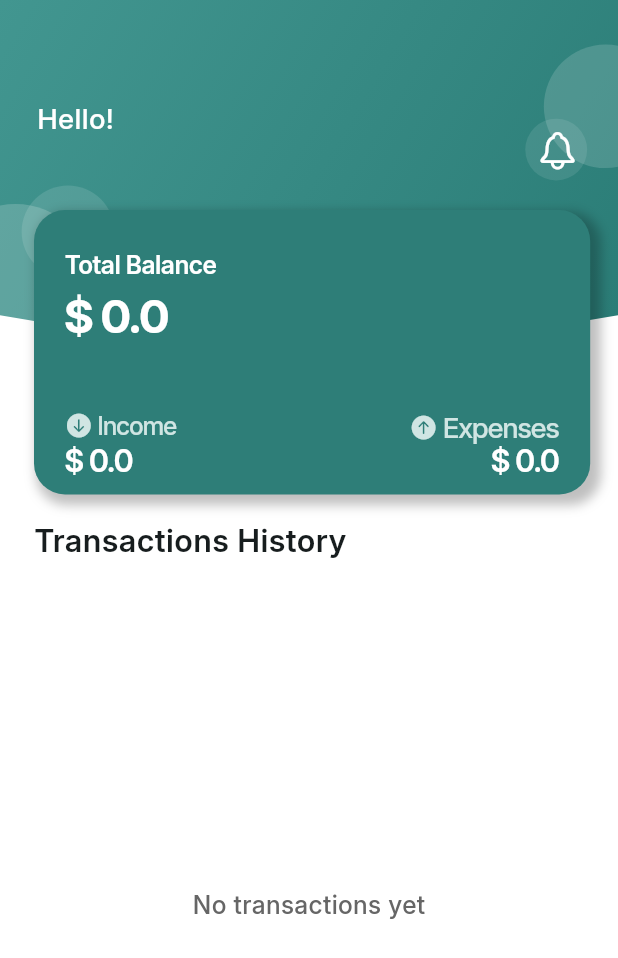
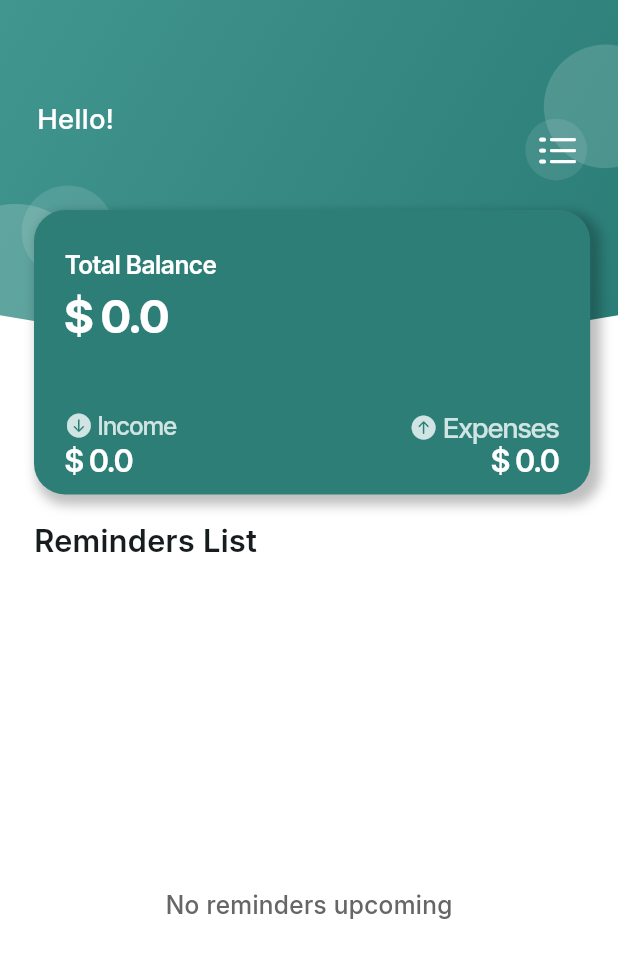
Before and after one commit to markbassem67/CashFlow-expenses-tracking-app, a Flutter app: the HomeScreen screen opened directly, after a tap on an icon or button, on a phone screen of 412 x 824 dp. Shown: the top 958 px of the screen. Run offline on Flutter 3.47's test engine with Material 3 defaults, Android fonts, the phone set to English and light mode, and no system bars; drawn by our look-alikes of flutter_platform_widgets; our stand-ins replace flutter_bloc, hive, hive_flutter, persistent_bottom_nav_bar, shared_preferences; missing offline and left inert: currency_picker; accounts and stored records are empty.

Commit message:
added view reminders feature

```diff
--- a/lib/presentation/screens/home_screen.dart
+++ b/lib/presentation/screens/home_screen.dart
@@ -1,24 +1,40 @@
 import 'package:expenses_tracking_app/core/utils/helpers.dart';
 import 'package:expenses_tracking_app/presentation/widgets/arc_container.dart';
 import 'package:expenses_tracking_app/presentation/widgets/balance_card.dart';
+import 'package:expenses_tracking_app/presentation/widgets/build_homescreen_lists.dart';
 import 'package:flutter/cupertino.dart';
 import 'package:flutter/material.dart';
 import 'package:flutter_bloc/flutter_bloc.dart';
 import 'package:expenses_tracking_app/logic/cubit/finance_cubit.dart';
 import 'package:expenses_tracking_app/logic/cubit/finance_state.dart';
 import 'package:flutter_platform_widgets/flutter_platform_widgets.dart';
-import 'package:intl/intl.dart';
 
-import '../../data/models/transaction_model.dart';
 
 class HomeScreen extends StatefulWidget {
-  const HomeScreen({super.key});
+  HomeScreen({super.key});
+  ValueNotifier<bool> isReminderOn = ValueNotifier(false);
 
   @override
   State<HomeScreen> createState() => _HomeScreenState();
 }
 
 class _HomeScreenState extends State<HomeScreen> {
+  //bool reminderOn = false;
+
+  @override
+  void initState() {
+    super.initState();
+    widget.isReminderOn.addListener(() {
+      setState(() {});
+    });
+  }
+
+  @override
+  void dispose() {
+    widget.isReminderOn.dispose();
+    super.dispose();
+  }
+
   @override
   Widget build(BuildContext context) {
     final width = context.screenWidth;
@@ -83,8 +99,13 @@ class _HomeScreenState extends State<HomeScreen> {
                         splashColor: Colors.transparent,
                         highlightColor: Colors.transparent,
                         //TODO: Add notification functionality
-                        onPressed: () {},
-                        icon: const Icon(CupertinoIcons.bell),
+                        onPressed: () {
+                          widget.isReminderOn.value =
+                              !widget.isReminderOn.value;
+                        },
+                        icon: !widget.isReminderOn.value
+                            ? const Icon(CupertinoIcons.bell)
+                            : const Icon(CupertinoIcons.list_dash),
 
                         color: Colors.white,
                         iconSize: width * 0.07,
@@ -107,77 +128,22 @@ class _HomeScreenState extends State<HomeScreen> {
                     height * 0.01,
                   ),
                   child: Text(
-                    'Transactions History',
+                    !widget.isReminderOn.value
+                        ? 'Transactions History'
+                        : 'Reminders List',
                     style: TextStyle(
                       fontWeight: FontWeight.w600,
                       fontSize: width * 0.05,
                     ),
                   ),
                 ),
-
-                // Transaction list
                 Expanded(
-                  child: state.transactions.isEmpty
-                      ? Center(
-                          child: Text(
-                            'No transactions yet',
-                            style: TextStyle(
-                              color: const Color(0xFF666666),
-                              fontSize: width * 0.04,
-                            ),
-                          ),
-                        )
-                      : ListView.builder(
-                          padding: EdgeInsets.symmetric(
-                            horizontal: width * 0.055,
-                          ),
-                          itemCount: state.transactions.length,
-                          itemBuilder: (context, index) {
-                            final tx = state.transactions[index];
-                            return ListTile(
-                              splashColor: Colors.transparent,
-                              onTap: () {
-                                // TODO: add functionality later
-                                /*  Navigator.push(
-                                  context,
-                                  MaterialPageRoute(
-                                    builder: (_) => const TransactionDetails(),
-                                  ),
-                                ); */
-                              },
-                              title: Text(
-                                tx.name.capitalize(),
-                                style: TextStyle(
-                                  fontSize: width * 0.045,
-                                  fontWeight: FontWeight.w500,
-                                  letterSpacing: -0.32,
-                                ),
-                              ),
-                              subtitle: Text(
-                                DateFormat('EEE, MMM d, yyyy').format(tx.date),
-
-                                style: TextStyle(
-                                  color: const Color(0xFF666666),
-                                  fontSize: width * 0.037,
-                                  fontWeight: FontWeight.w400,
-                                  letterSpacing: -0.26,
-                                ),
-                              ),
-                              trailing: Text(
-                                tx.type == TransactionType.income
-                                    ? '+\$${tx.amount.toStringAsFixed(2)}'
-                                    : '-\$${tx.amount.toStringAsFixed(2)}',
-                                style: TextStyle(
-                                  color: tx.type == TransactionType.income
-                                      ? const Color(0xFF24A869)
-                                      : const Color(0xFFF95B51),
-                                  fontSize: width * 0.048,
-                                  fontWeight: FontWeight.w600,
-                                ),
-                              ),
-                            );
-                          },
-                        ),
+                  child: TransactionListView(
+                    isReminderOn: widget.isReminderOn.value,
+                    transactions: state.transactions,
+                    reminders: state.reminders,
+                    width: width,
+                  ),
                 ),
               ],
             ),
--- /dev/null
+++ b/lib/presentation/widgets/build_homescreen_lists.dart
@@ -0,0 +1,146 @@
+import 'package:expenses_tracking_app/core/utils/helpers.dart';
+import 'package:expenses_tracking_app/data/models/reminder_model.dart';
+import 'package:expenses_tracking_app/data/models/transaction_model.dart';
+import 'package:flutter/material.dart';
+import 'package:intl/intl.dart';
+
+class TransactionListView extends StatelessWidget {
+  final bool isReminderOn;
+  final List<Transaction> transactions;
+  final List<Reminder> reminders;
+  final double width;
+
+  const TransactionListView({
+    super.key,
+    required this.isReminderOn,
+    required this.transactions,
+    required this.reminders,
+    required this.width,
+  });
+
+  @override
+  Widget build(BuildContext context) {
+    final items = isReminderOn ? reminders : transactions;
+    final emptyMessage = isReminderOn
+        ? 'No reminders upcoming'
+        : 'No transactions yet';
+    final isTransactionList = !isReminderOn;
+
+    return Expanded(
+      child: items.isEmpty
+          ? Center(
+              child: Text(
+                emptyMessage,
+                style: TextStyle(
+                  color: const Color(0xFF666666),
+                  fontSize: width * 0.04,
+                ),
+              ),
+            )
+          : ListView.builder(
+              padding: EdgeInsets.symmetric(horizontal: width * 0.055),
+              itemCount: items.length,
+              itemBuilder: (context, index) {
+                final item = items[index];
+                return _TransactionListItem(
+                  item: item,
+                  width: width,
+                  isTransaction: isTransactionList,
+                );
+              },
+            ),
+    );
+  }
+}
+
+class _TransactionListItem extends StatelessWidget {
+  final dynamic item;
+  final double width;
+  final bool isTransaction;
+
+  const _TransactionListItem({
+    required this.item,
+    required this.width,
+    required this.isTransaction,
+  });
+
+  @override
+  Widget build(BuildContext context) {
+    return ListTile(
+      splashColor: Colors.transparent,
+      onTap: () {
+        // TODO: add functionality later
+        /* Navigator.push(
+          context,
+          MaterialPageRoute(
+            builder: (_) => const TransactionDetails(),
+          ),
+        ); */
+      },
+      title: Text(
+        _getTitle(item),
+        style: TextStyle(
+          fontSize: width * 0.045,
+          fontWeight: FontWeight.w500,
+          letterSpacing: -0.32,
+        ),
+      ),
+      subtitle: Text(
+        DateFormat('EEE, MMM d, yyyy').format(_getDate(item)),
+        style: TextStyle(
+          color: const Color(0xFF666666),
+          fontSize: width * 0.037,
+          fontWeight: FontWeight.w400,
+          letterSpacing: -0.26,
+        ),
+      ),
+      trailing: Text(
+        _getAmountText(item),
+        style: TextStyle(
+          color: _getAmountColor(item),
+          fontSize: width * 0.048,
+          fontWeight: FontWeight.w600,
+        ),
+      ),
+    );
+  }
+
+  String _getTitle(dynamic item) {
+    if (isTransaction) {
+      return (item as Transaction).name.capitalize();
+    } else {
+      return (item as Reminder).title.capitalize();
+    }
+  }
+
+  DateTime _getDate(dynamic item) {
+    if (isTransaction) {
+      return (item as Transaction).date;
+    } else {
+      return (item as Reminder).dateTime;
+    }
+  }
+
+  String _getAmountText(dynamic item) {
+    if (isTransaction) {
+      final tx = item as Transaction;
+      return tx.type == TransactionType.income
+          ? '+\$${tx.amount.toStringAsFixed(2)}'
+          : '-\$${tx.amount.toStringAsFixed(2)}';
+    } else {
+      final reminder = item as Reminder;
+      return '-\$${reminder.amount.toStringAsFixed(2)}';
+    }
+  }
+
+  Color _getAmountColor(dynamic item) {
+    if (isTransaction) {
+      final tx = item as Transaction;
+      return tx.type == TransactionType.income
+          ? const Color(0xFF24A869)
+          : const Color(0xFFF95B51);
+    } else {
+      return const Color(0xFFF95B51);
+    }
+  }
+}
--- a/lib/presentation/widgets/nav_bar.dart
+++ b/lib/presentation/widgets/nav_bar.dart
@@ -18,7 +18,7 @@ class _MainNavBarState extends State<MainNavBar> {
   );
 
   List<Widget> _buildScreens() => [
-    const HomeScreen(),
+    HomeScreen(),
     const AddExpensesScreen(),
     const StatsScreen(),
   ];
```
